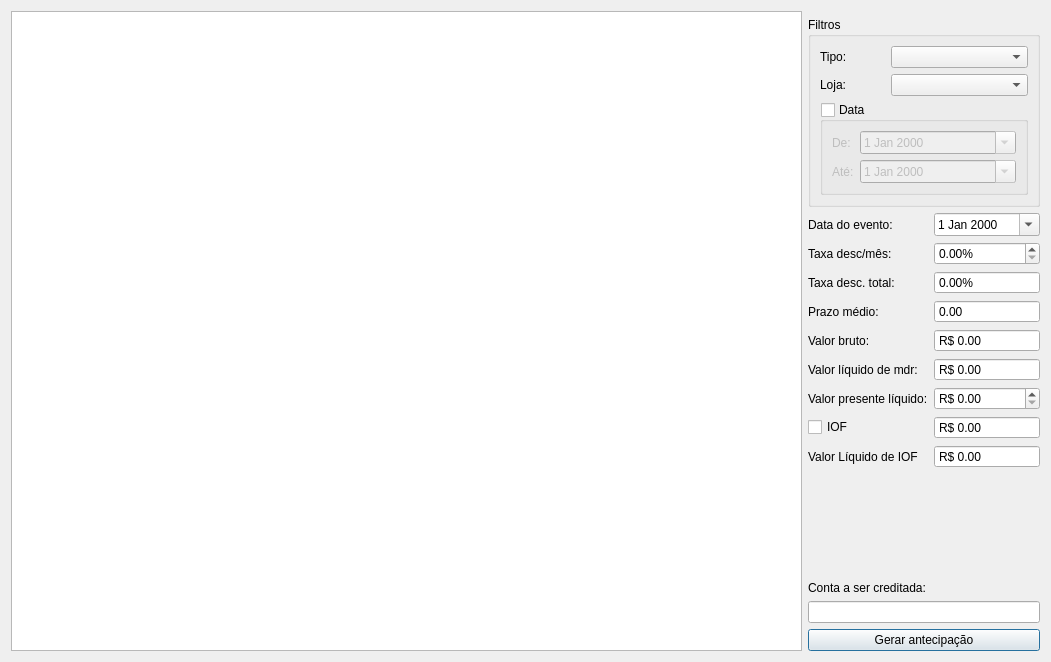
The window that ui/anteciparrecebimento.ui (darktorres/ERP-STACCATO) describes before a commit, drawn with Qt 5.
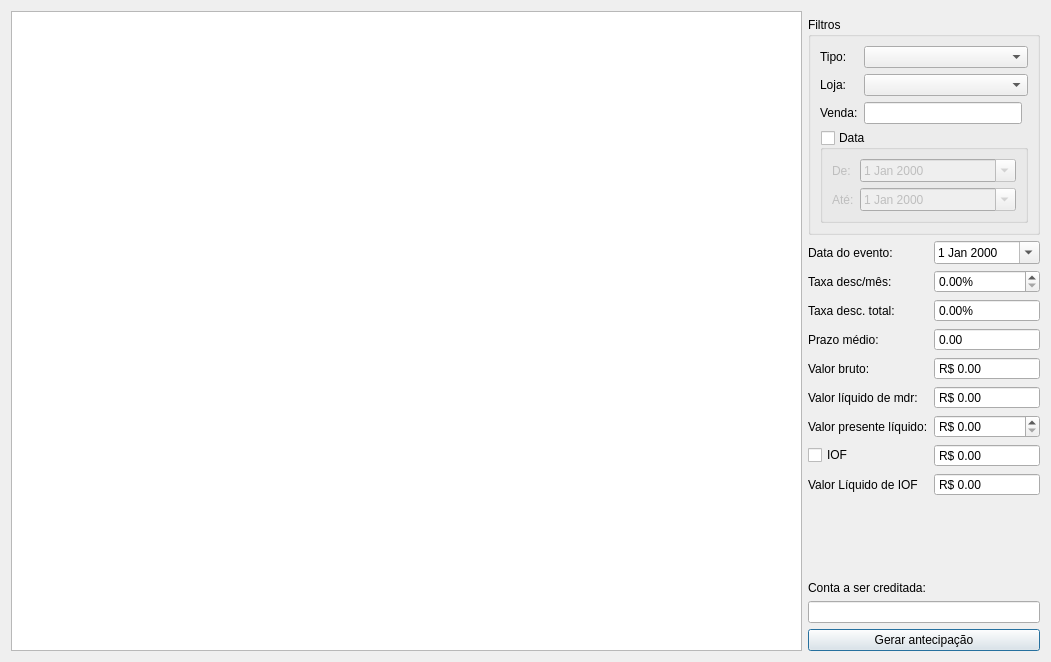
The same window after the commit. Custom widgets are drawn as their Qt base class.

Commit message: Diversas melhorias na Antecipação

```diff
--- a/ui/anteciparrecebimento.ui
+++ b/ui/anteciparrecebimento.ui
@@ -197,19 +197,35 @@
        </property>
        <layout class="QGridLayout" name="gridLayout_3">
         <item row="1" column="0">
-         <widget class="QLabel" name="label_8">
-          <property name="text">
-           <string>Tipo:</string>
-          </property>
-         </widget>
-        </item>
-        <item row="2" column="0">
-         <widget class="QLabel" name="label_10">
+         <widget class="QLabel" name="labelLoja">
           <property name="text">
            <string>Loja:</string>
           </property>
          </widget>
         </item>
+        <item row="2" column="1">
+         <widget class="QLineEdit" name="lineEditVenda"/>
+        </item>
+        <item row="0" column="1" colspan="2">
+         <widget class="QComboBox" name="comboBoxPagamento"/>
+        </item>
+        <item row="2" column="0">
+         <widget class="QLabel" name="labelVenda">
+          <property name="text">
+           <string>Venda:</string>
+          </property>
+         </widget>
+        </item>
+        <item row="0" column="0">
+         <widget class="QLabel" name="labelTipo">
+          <property name="text">
+           <string>Tipo:</string>
+          </property>
+         </widget>
+        </item>
+        <item row="1" column="1" colspan="2">
+         <widget class="ComboBox" name="comboBoxLoja"/>
+        </item>
         <item row="3" column="0" colspan="3">
          <widget class="QGroupBox" name="groupBoxData">
           <property name="enabled">
@@ -228,7 +244,7 @@
            <item row="0" column="1">
             <widget class="QDateEdit" name="dateEditDe">
              <property name="enabled">
-              <bool>true</bool>
+              <bool>false</bool>
              </property>
              <property name="calendarPopup">
               <bool>true</bool>
@@ -238,7 +254,7 @@
            <item row="2" column="1">
             <widget class="QDateEdit" name="dateEditAte">
              <property name="enabled">
-              <bool>true</bool>
+              <bool>false</bool>
              </property>
              <property name="calendarPopup">
               <bool>true</bool>
@@ -248,7 +264,7 @@
            <item row="0" column="0">
             <widget class="QLabel" name="label_12">
              <property name="enabled">
-              <bool>true</bool>
+              <bool>false</bool>
              </property>
              <property name="sizePolicy">
               <sizepolicy hsizetype="Maximum" vsizetype="Preferred">
@@ -264,7 +280,7 @@
            <item row="2" column="0">
             <widget class="QLabel" name="label_13">
              <property name="enabled">
-              <bool>true</bool>
+              <bool>false</bool>
              </property>
              <property name="sizePolicy">
               <sizepolicy hsizetype="Maximum" vsizetype="Preferred">
@@ -280,12 +296,6 @@
           </layout>
          </widget>
         </item>
-        <item row="1" column="1" colspan="2">
-         <widget class="QComboBox" name="comboBoxPagamento"/>
-        </item>
-        <item row="2" column="1" colspan="2">
-         <widget class="ComboBox" name="comboBoxLoja"/>
-        </item>
        </layout>
       </widget>
      </item>
```
Left out of the diff: 19 changed lines with no effect on the pictures. The commit also changes 2 other files.
